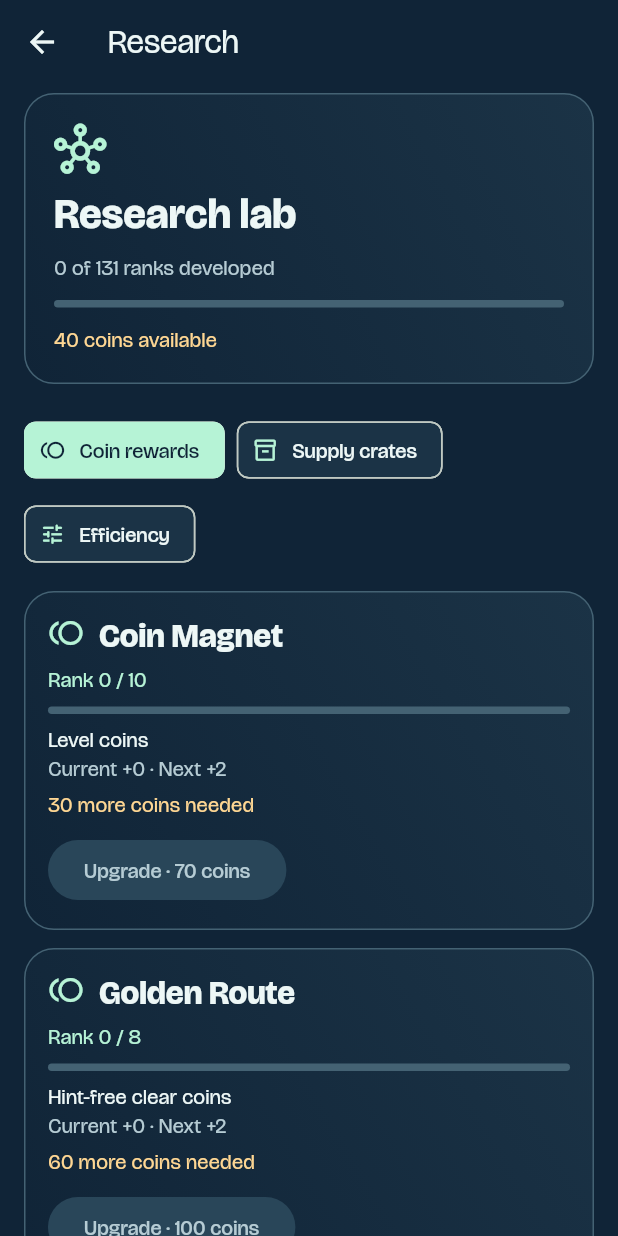
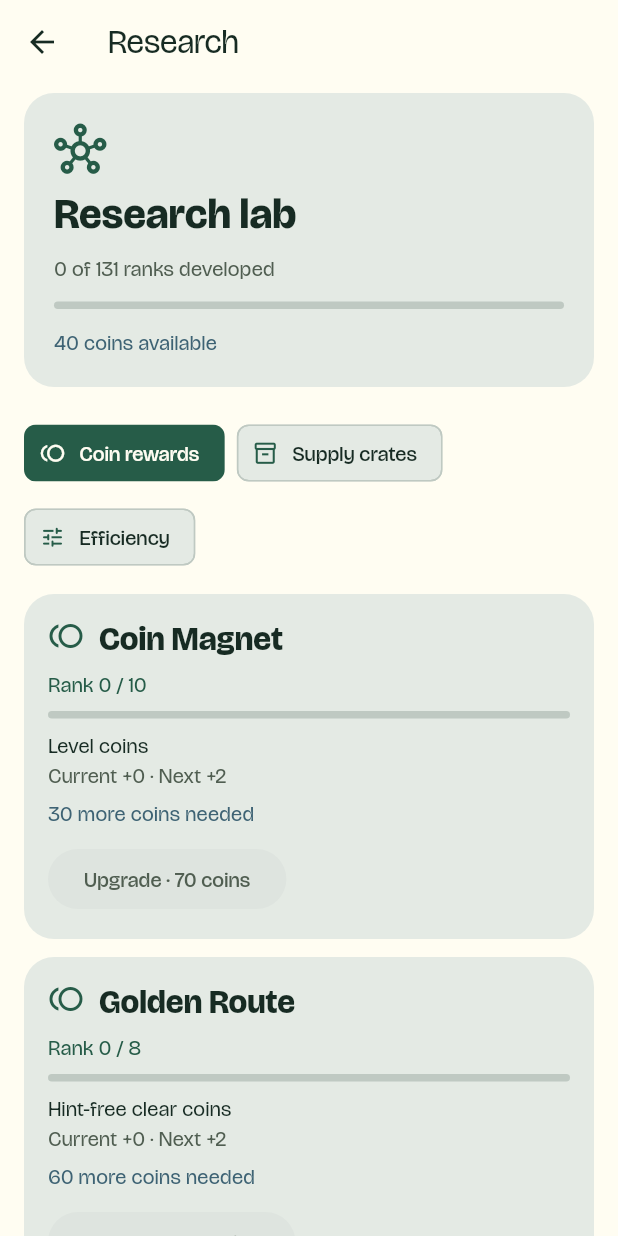
Before and after one commit to Tabletop-Games/Pathwise, a Flutter app: the screen it shows after launch, after a tap on "Research", on a phone screen of 412 x 824 dp. Run offline on Flutter 3.47's test engine with Material 3 defaults, Android fonts, the phone set to English and light mode, and no system bars; our stand-ins replace google_mobile_ads, in_app_purchase, material_ui, shared_preferences; missing offline and left inert: in_app_purchase_android.

Commit message:
Match home progression surfaces and offer the daily wheel on launch

```diff
--- a/lib/main.dart
+++ b/lib/main.dart
@@ -152,7 +152,7 @@ class _PathwiseAppState extends State<PathwiseApp> with WidgetsBindingObserver {
         debugShowCheckedModeBanner: false,
         title: 'Pathwise',
         theme: BoardPalette.palettes[theme]!.theme,
-        home: const MainMenuView(),
+        home: MainMenuView(offerDailySpin: widget.clock != null),
       ),
     );
   }
--- a/lib/views/fortune_view.dart
+++ b/lib/views/fortune_view.dart
@@ -147,13 +147,6 @@ class _FortuneViewState extends State<FortuneView> {
     if (reduced) haptic.complete();
   }
 
-  String _countdown(int wait) {
-    final seconds = (wait + 999) ~/ 1000;
-    final hours = seconds ~/ 3600;
-    final minutes = (seconds ~/ 60) % 60;
-    return hours > 0 ? '${hours}h ${minutes}m' : '${minutes}m ${seconds % 60}s';
-  }
-
   @override
   Widget build(BuildContext context) {
     final model = context.watch<AppModel>();
@@ -279,7 +272,7 @@ class _FortuneViewState extends State<FortuneView> {
                       icon: const Icon(Icons.rotate_right_rounded),
                       label: Text(
                         wait > 0
-                            ? 'Next free spin in ${_countdown(wait)}'
+                            ? 'Next free spin in ${fortuneCountdown(wait)}'
                             : 'Free spin',
                       ),
                     ),
@@ -421,3 +414,10 @@ class _PointerPainter extends CustomPainter {
   @override
   bool shouldRepaint(_PointerPainter oldDelegate) => false;
 }
+
+String fortuneCountdown(int wait) {
+  final seconds = (wait + 999) ~/ 1000;
+  final hours = seconds ~/ 3600;
+  final minutes = (seconds ~/ 60) % 60;
+  return hours > 0 ? '${hours}h ${minutes}m' : '${minutes}m ${seconds % 60}s';
+}
--- a/lib/views/main_menu_view.dart
+++ b/lib/views/main_menu_view.dart
@@ -64,8 +64,63 @@ Future<void> openPuzzle(
   }
 }
 
-class MainMenuView extends StatelessWidget {
-  const MainMenuView({super.key});
+class MainMenuView extends StatefulWidget {
+  const MainMenuView({this.offerDailySpin = false, super.key});
+  final bool offerDailySpin;
+
+  @override
+  State<MainMenuView> createState() => _MainMenuViewState();
+}
+
+class _MainMenuViewState extends State<MainMenuView>
+    with WidgetsBindingObserver {
+  Timer? _wheelTicker;
+  bool _launchChecked = false;
+
+  @override
+  void initState() {
+    super.initState();
+    WidgetsBinding.instance.addObserver(this);
+    WidgetsBinding.instance.addPostFrameCallback((_) => _checkLaunch());
+    _wheelTicker = Timer.periodic(const Duration(seconds: 1), (_) {
+      if (mounted && ModalRoute.isCurrentOf(context) == true) setState(() {});
+    });
+  }
+
+  @override
+  void didChangeAppLifecycleState(AppLifecycleState state) {
+    if (state == AppLifecycleState.resumed && !_launchChecked) {
+      WidgetsBinding.instance.addPostFrameCallback((_) => _checkLaunch());
+    }
+  }
+
+  void _checkLaunch() {
+    if (!mounted ||
+        _launchChecked ||
+        !widget.offerDailySpin ||
+        WidgetsBinding.instance.lifecycleState != AppLifecycleState.resumed)
+      return;
+    _launchChecked = true;
+    final model = context.read<AppModel>();
+    if (ModalRoute.isCurrentOf(context) != true ||
+        model.activeId != null ||
+        model.attack?.finished == false ||
+        model.storageError ||
+        model.fortuneWait != 0)
+      return;
+    _openWheel();
+  }
+
+  void _openWheel() =>
+      Navigator.of(context)
+          .push<void>(MaterialPageRoute(builder: (_) => const FortuneView()));
+
+  @override
+  void dispose() {
+    _wheelTicker?.cancel();
+    WidgetsBinding.instance.removeObserver(this);
+    super.dispose();
+  }
 
   @override
   Widget build(BuildContext context) {
@@ -195,17 +250,20 @@ class MainMenuView extends StatelessWidget {
                   const CrateAccess(),
                   const SizedBox(height: 12),
                 ],
+                _ModeTile(
+                  palette: palette,
+                  icon: Icons.cyclone_rounded,
+                  title: 'Fortune Wheel',
+                  featured: model.fortuneWait == 0 && !model.storageError,
+                  subtitle: model.fortuneWait == 0 && !model.storageError
+                      ? 'Free spin ready'
+                      : model.fortuneWait > 0
+                      ? 'Next free spin in ${fortuneCountdown(model.fortuneWait)}'
+                      : 'Free spin temporarily unavailable',
+                  onTap: _openWheel,
+                ),
+                const SizedBox(height: 10),
                 const ProgressionEntrances(),
-                Align(
-                  child: TextButton.icon(
-                    onPressed: () => Navigator.push<void>(
-                      context,
-                      MaterialPageRoute(builder: (_) => const FortuneView()),
-                    ),
-                    icon: const Icon(Icons.auto_awesome_outlined),
-                    label: const Text('Fortune Wheel'),
-                  ),
-                ),
                 if (model.storageError)
                   const Padding(
                     padding: EdgeInsets.only(top: 14),
@@ -296,16 +354,18 @@ class _ModeTile extends StatelessWidget {
     required this.title,
     required this.subtitle,
     required this.onTap,
+    this.featured = false,
   });
 
   final BoardPalette palette;
   final IconData icon;
   final String title, subtitle;
   final VoidCallback onTap;
+  final bool featured;
 
   @override
   Widget build(BuildContext context) => Material(
-    color: palette.surface,
+    color: featured ? palette.covered : palette.surface,
     borderRadius: BorderRadius.circular(20),
     child: ListTile(
       contentPadding: const EdgeInsets.symmetric(horizontal: 16, vertical: 4),
--- a/lib/views/progression_view.dart
+++ b/lib/views/progression_view.dart
@@ -8,14 +8,6 @@ import '../model/app_model.dart';
 import '../model/economy_activity.dart';
 import '../model/progression.dart';
 import 'share_view.dart';
-
-const _navy = Color(0xFF102437);
-const _panel = Color(0xFF1B3346);
-const _mint = Color(0xFFB6F3D6);
-const _ice = Color(0xFFEDF7F6);
-const _muted = Color(0xFFB6CCD4);
-const _teal = Color(0xFF1D4D51);
-const _gold = Color(0xFFFFD793);
 
 class ProgressionEntrances extends StatelessWidget {
   const ProgressionEntrances({super.key});
@@ -30,9 +22,14 @@ class ProgressionEntrances extends StatelessWidget {
       0,
       (sum, item) => sum + (model.progression.inventory[item.name] ?? 0),
     );
+    final active = Boost.values
+        .where(
+          (boost) =>
+              model.progression.remaining(boost, model.progressionTime) > 0,
+        )
+        .length;
     Widget entry({required bool boosts}) {
       return _Panel(
-        end: boosts ? _teal : _panel,
         child: InkWell(
           borderRadius: BorderRadius.circular(20),
           onTap: () => Navigator.of(context).push<void>(
@@ -45,13 +42,15 @@ class ProgressionEntrances extends StatelessWidget {
               children: [
                 Icon(
                   boosts ? Icons.bolt_rounded : Icons.hub_outlined,
-                  color: boosts ? _gold : _mint,
+                  color: boosts
+                      ? Theme.of(context).colorScheme.tertiary
+                      : Theme.of(context).colorScheme.primary,
                 ),
                 const SizedBox(height: 8),
                 Text(
                   boosts ? 'Boosts' : 'Research',
-                  style: const TextStyle(
-                    color: _ice,
+                  style: TextStyle(
+                    color: Theme.of(context).colorScheme.onSurface,
                     fontWeight: FontWeight.w800,
                     fontSize: 19,
                   ),
@@ -59,11 +58,20 @@ class ProgressionEntrances extends StatelessWidget {
                 const SizedBox(height: 4),
                 Text(
                   boosts
-                      ? (owned == 0 ? 'Timed effects' : '$owned in reserve')
+                      ? (active > 0
+                            ? '$active active · $owned in reserve'
+                            : owned == 0
+                            ? 'Timed effects'
+                            : '$owned in reserve')
                       : (researched == 0
                             ? 'Permanent upgrades'
+                            : researched == 1
+                            ? '1 upgrade begun'
                             : '$researched upgrades begun'),
-                  style: const TextStyle(color: _muted, height: 1.3),
+                  style: TextStyle(
+                    color: Theme.of(context).colorScheme.onSurfaceVariant,
+                    height: 1.3,
+                  ),
                 ),
               ],
             ),
@@ -85,13 +93,15 @@ class ProgressionEntrances extends StatelessWidget {
             ],
           );
         }
-        return Row(
-          crossAxisAlignment: CrossAxisAlignment.start,
+        return IntrinsicHeight(
+          child: Row(
+            crossAxisAlignment: CrossAxisAlignment.stretch,
             children: [
               Expanded(child: entry(boosts: false)),
               const SizedBox(width: 10),
               Expanded(child: entry(boosts: true)),
             ],
+          ),
         );
       },
     );
@@ -215,10 +225,10 @@ class _ProgressionViewState extends State<ProgressionView> {
         .length;
     final theme = Theme.of(context);
     return Scaffold(
-      backgroundColor: _navy,
+      backgroundColor: Theme.of(context).colorScheme.surface,
       appBar: AppBar(
-        backgroundColor: _navy,
-        foregroundColor: _ice,
+        backgroundColor: Theme.of(context).colorScheme.surface,
+        foregroundColor: Theme.of(context).colorScheme.onSurface,
         title: Text(widget.boosts ? 'Boosts' : 'Research'),
       ),
       body: SafeArea(
@@ -230,7 +240,6 @@ class _ProgressionViewState extends State<ProgressionView> {
               padding: const EdgeInsets.fromLTRB(16, 6, 16, 24),
               children: [
                 _Panel(
-                  end: widget.boosts ? _teal : _panel,
                   child: Padding(
                     padding: const EdgeInsets.all(20),
                     child: Column(
@@ -240,14 +249,16 @@ class _ProgressionViewState extends State<ProgressionView> {
                           widget.boosts
                               ? Icons.bolt_rounded
                               : Icons.hub_outlined,
-                          color: widget.boosts ? _gold : _mint,
+                          color: widget.boosts
+                              ? Theme.of(context).colorScheme.tertiary
+                              : Theme.of(context).colorScheme.primary,
                           size: 35,
                         ),
                         const SizedBox(height: 8),
                         Text(
                           widget.boosts ? 'Boost reserve' : 'Research lab',
                           style: theme.textTheme.headlineMedium?.copyWith(
-                            color: _ice,
+                            color: Theme.of(context).colorScheme.onSurface,
                             fontWeight: FontWeight.w800,
                           ),
                         ),
@@ -265,7 +276,7 @@ class _ProgressionViewState extends State<ProgressionView> {
                         const SizedBox(height: 12),
                         _Detail(
                           '${model.coinBalance} coins available',
-                          color: _gold,
+                          color: Theme.of(context).colorScheme.tertiary,
                         ),
                       ],
                     ),
@@ -294,14 +305,20 @@ class _ProgressionViewState extends State<ProgressionView> {
                           avatar: Icon(
                             branch.icon,
                             size: 17,
-                            color: _branch == branch ? _navy : _mint,
+                            color: _branch == branch
+                                ? Theme.of(context).colorScheme.surface
+                                : Theme.of(context).colorScheme.primary,
                           ),
                           labelStyle: TextStyle(
-                            color: _branch == branch ? _navy : _ice,
+                            color: _branch == branch
+                                ? Theme.of(context).colorScheme.surface
+                                : Theme.of(context).colorScheme.onSurface,
                           ),
                           showCheckmark: false,
-                          backgroundColor: _panel,
-                          selectedColor: _mint,
+                          backgroundColor: Theme.of(context)
+                              .colorScheme
+                              .surfaceContainerHigh,
+                          selectedColor: Theme.of(context).colorScheme.primary,
                           selected: _branch == branch,
                           onSelected: (_) => setState(() => _branch = branch),
                         ),
@@ -421,26 +438,14 @@ class _ProgressionViewState extends State<ProgressionView> {
 }
 
 class _Panel extends StatelessWidget {
-  const _Panel({required this.child, this.end = _panel});
+  const _Panel({required this.child});
   final Widget child;
-  final Color end;
 
   @override
-  Widget build(BuildContext context) => DecoratedBox(
-    decoration: BoxDecoration(
-      gradient: LinearGradient(
-        colors: [_navy, end],
-        begin: Alignment.bottomLeft,
-        end: Alignment.topRight,
-      ),
-      border: Border.all(color: const Color(0xFF446273)),
-      borderRadius: BorderRadius.circular(20),
-    ),
-    child: Material(
-      color: Colors.transparent,
+  Widget build(BuildContext context) => Material(
+    color: Theme.of(context).colorScheme.surfaceContainerHigh,
     borderRadius: BorderRadius.circular(20),
     child: child,
-    ),
   );
 }
 
@@ -473,30 +478,35 @@ class _Upgrade extends StatelessWidget {
             Row(
               crossAxisAlignment: CrossAxisAlignment.start,
               children: [
-                Icon(icon, color: _mint),
+                Icon(icon, color: Theme.of(context).colorScheme.primary),
                 const SizedBox(width: 10),
                 Expanded(
                   child: Text(
                     title,
-                    style: Theme.of(context).textTheme.titleLarge
-                        ?.copyWith(color: _ice, fontWeight: FontWeight.w800),
+                    style: Theme.of(context).textTheme.titleLarge?.copyWith(
+                      color: Theme.of(context).colorScheme.onSurface,
+                      fontWeight: FontWeight.w800,
+                    ),
                   ),
                 ),
               ],
             ),
             const SizedBox(height: 6),
-            _Detail(state, color: _mint),
+            _Detail(state, color: Theme.of(context).colorScheme.primary),
             if (progress case final value?)
               Padding(
                 padding: const EdgeInsets.symmetric(vertical: 8),
                 child: _Meter(value),
               ),
-            _Detail(effect, color: _ice),
+            _Detail(effect, color: Theme.of(context).colorScheme.onSurface),
             _Detail(description),
             if (availability case final detail?)
               Padding(
                 padding: const EdgeInsets.only(top: 5),
-                child: _Detail(detail, color: _gold),
+                child: _Detail(
+                  detail,
+                  color: Theme.of(context).colorScheme.tertiary,
+                ),
               ),
             if (action != null)
               Padding(padding: const EdgeInsets.only(top: 10), child: action!),
@@ -508,13 +518,17 @@ class _Upgrade extends StatelessWidget {
 }
 
 class _Detail extends StatelessWidget {
-  const _Detail(this.text, {this.color = _muted});
+  const _Detail(this.text, {this.color});
   final String text;
-  final Color color;
+  final Color? color;
 
   @override
-  Widget build(BuildContext context) =>
-      Text(text, style: TextStyle(color: color, height: 1.35));
+  Widget build(BuildContext context) => Text(
+    text,
+    style: TextStyle(
+      color: color ?? Theme.of(context).colorScheme.onSurfaceVariant,
+    ),
+  );
 }
 
 class _Heading extends StatelessWidget {
@@ -526,7 +540,8 @@ class _Heading extends StatelessWidget {
     padding: const EdgeInsets.only(bottom: 8, top: 4),
     child: Text(
       text,
-      style: Theme.of(context).textTheme.titleLarge?.copyWith(color: _ice),
+      style: Theme.of(context).textTheme.titleLarge
+          ?.copyWith(color: Theme.of(context).colorScheme.onSurface),
     ),
   );
 }
@@ -544,8 +559,8 @@ class _Meter extends StatelessWidget {
     builder: (_, amount, _) => LinearProgressIndicator(
       value: amount,
       minHeight: 5,
-      color: _mint,
-      backgroundColor: const Color(0xFF446273),
+      color: Theme.of(context).colorScheme.primary,
+      backgroundColor: Theme.of(context).colorScheme.outlineVariant,
       borderRadius: BorderRadius.circular(5),
     ),
   );
@@ -559,10 +574,12 @@ class _PrimaryAction extends StatelessWidget {
   @override
   Widget build(BuildContext context) => FilledButton(
     style: FilledButton.styleFrom(
-      foregroundColor: _navy,
-      backgroundColor: _mint,
-      disabledForegroundColor: _muted,
-      disabledBackgroundColor: const Color(0xFF294659),
+      foregroundColor: Theme.of(context).colorScheme.surface,
+      backgroundColor: Theme.of(context).colorScheme.primary,
+      disabledForegroundColor: Theme.of(context).colorScheme.onSurfaceVariant,
+      disabledBackgroundColor: Theme.of(context)
+          .colorScheme
+          .surfaceContainerHighest,
     ),
     onPressed: onPressed,
     child: Text(label),
@@ -577,9 +594,9 @@ class _SecondaryAction extends StatelessWidget {
   @override
   Widget build(BuildContext context) => OutlinedButton(
     style: OutlinedButton.styleFrom(
-      foregroundColor: _mint,
-      disabledForegroundColor: _muted,
-      side: const BorderSide(color: Color(0xFF718D99)),
+      foregroundColor: Theme.of(context).colorScheme.primary,
+      disabledForegroundColor: Theme.of(context).colorScheme.onSurfaceVariant,
+      side: BorderSide(color: Theme.of(context).colorScheme.outline),
     ),
     onPressed: onPressed,
     child: Text(label),
```
Also changed, not shown: 1 other file. Lines whose indentation alone changed are shown as unchanged.
